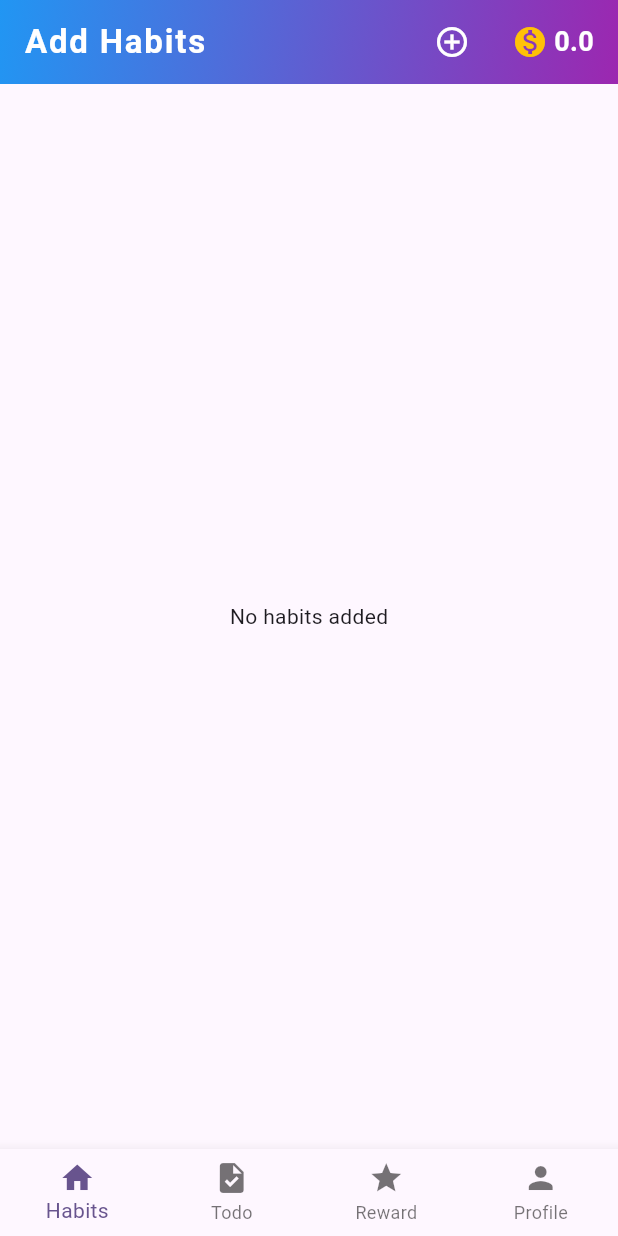
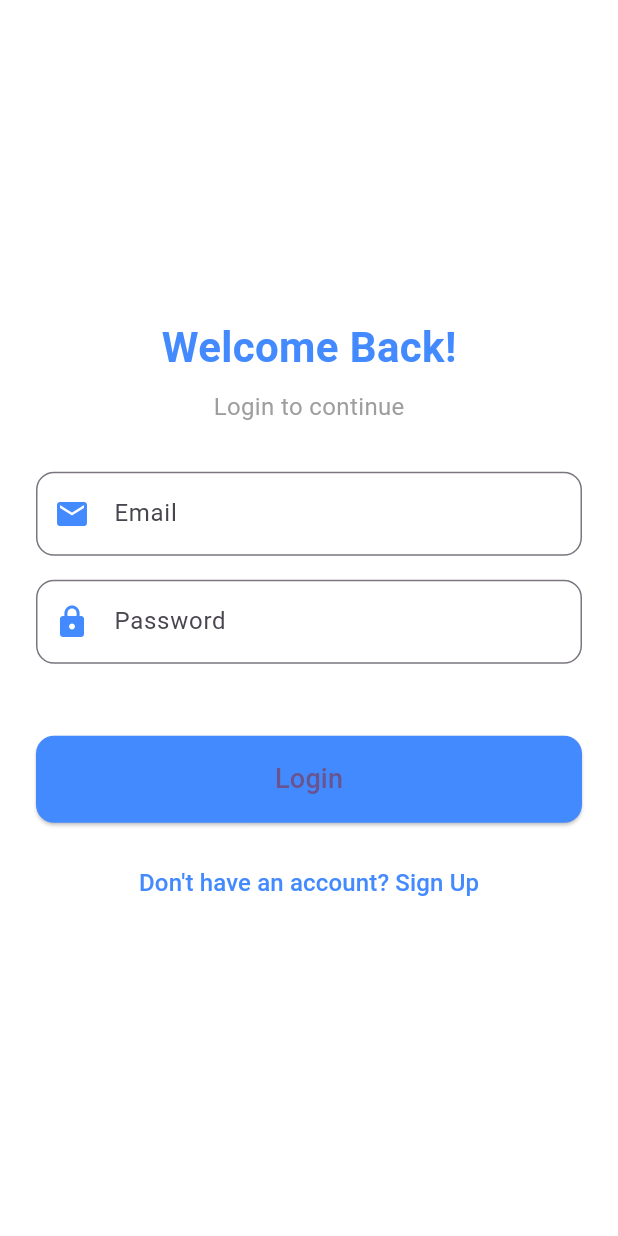
Before and after one commit to airsagnik/habitsprout, a Flutter app: the screen it shows after launch, on a phone screen of 412 x 824 dp. Run offline on Flutter 3.47's test engine with Material 3 defaults, Android fonts, the phone set to English and light mode, and no system bars; our stand-ins replace firebase_auth, firebase_core; accounts and stored records are empty.

Commit message:
added login functionality in the app using firebase

```diff
--- /dev/null
+++ b/devtools_options.yaml
@@ -0,0 +1,3 @@
+description: This file stores settings for Dart & Flutter DevTools.
+documentation: https://docs.flutter.dev/tools/devtools/extensions#configure-extension-enablement-states
+extensions:
--- /dev/null
+++ b/lib/core/task_manager/auth_manager.dart
@@ -0,0 +1,32 @@
+import 'dart:async';
+
+import 'package:flutter/cupertino.dart';
+import 'package:firebase_auth/firebase_auth.dart';
+
+class Authentication extends ChangeNotifier {
+  late final FirebaseAuth auth;
+  UserCredential? user;
+  User? userInfo;
+
+  Authentication() {
+    auth = FirebaseAuth.instance;
+    userInfo = auth.currentUser;
+  }
+
+  Future<void> login(String email, String password) async {
+    user =
+        await auth.signInWithEmailAndPassword(email: email, password: password);
+    userInfo = auth.currentUser;
+  }
+
+  Future<void> signUp(String email, String password) async {
+    user = await auth.createUserWithEmailAndPassword(
+        email: email, password: password);
+    userInfo = auth.currentUser;
+  }
+
+  Future<void> signOut() async {
+    await auth.signOut();
+    user = null;
+  }
+}
--- a/lib/main.dart
+++ b/lib/main.dart
@@ -1,14 +1,20 @@
+import 'package:firebase_auth/firebase_auth.dart';
+import 'package:firebase_core/firebase_core.dart';
 import 'package:flutter/material.dart';
 import 'package:habitsprout/add_task/todo_addition_form.dart';
 import 'package:habitsprout/add_task/widgets/empty_page_with_nav_bar.dart';
+import 'package:habitsprout/core/task_manager/auth_manager.dart';
 import 'package:habitsprout/core/task_manager/habit_manager.dart';
 import 'package:habitsprout/core/task_manager/reward_manager.dart';
 import 'package:habitsprout/core/task_manager/todo_manager.dart';
+import 'package:habitsprout/profile/login_signup.dart';
 import 'package:provider/provider.dart';
 
 import 'add_task/habit_addition_form.dart';
 
-void main() {
+void main() async {
+  WidgetsFlutterBinding.ensureInitialized();
+  await Firebase.initializeApp();
   runApp(const MyApp());
 }
 
@@ -23,6 +29,7 @@ class MyApp extends StatelessWidget {
         ChangeNotifierProvider<HabitManager>(create: (_) => HabitManager()),
         ChangeNotifierProvider<RewardManager>(create: (_) => RewardManager()),
         ChangeNotifierProvider<TodoManager>(create: (_) => TodoManager()),
+        ChangeNotifierProvider<Authentication>(create: (_) => Authentication()),
       ],
       child: MaterialApp(
         title: 'Flutter Demo',
@@ -30,12 +37,40 @@ class MyApp extends StatelessWidget {
           colorScheme: ColorScheme.fromSeed(seedColor: Colors.deepPurple),
           useMaterial3: true,
         ),
-        home: MainScreen(),
+        home: HomePage(),
         routes: {
           '/addhabit': (context) => HabitAdditionForm(),
-          '/addtodo': (context) => TodoAdditionForm()
+          '/addtodo': (context) => TodoAdditionForm(),
+          '/login' : (context) => AuthScreen(),
         },
       ),
     );
   }
 }
+
+class HomePage extends StatefulWidget {
+  const HomePage({super.key});
+
+  @override
+  State<HomePage> createState() => _HomePageState();
+}
+
+class _HomePageState extends State<HomePage> {
+  @override
+  Widget build(BuildContext context) {
+    return Scaffold(
+      body: StreamBuilder(
+        stream: FirebaseAuth.instance.authStateChanges(),
+        builder: (BuildContext context, AsyncSnapshot<User?> snapshot) {
+          if (snapshot.hasData &&
+              snapshot.data != null &&
+              snapshot.data!.uid.isNotEmpty) {
+            return MainScreen();
+          } else {
+            return AuthScreen();
+          }
+        },
+      ),
+    );
+  }
+}
--- /dev/null
+++ b/lib/profile/login_signup.dart
@@ -0,0 +1,192 @@
+import 'package:flutter/material.dart';
+import 'package:habitsprout/core/task_manager/auth_manager.dart';
+import 'package:provider/provider.dart';
+
+class AuthScreen extends StatefulWidget {
+  const AuthScreen({super.key});
+
+  @override
+  State<AuthScreen> createState() => _AuthScreenState();
+}
+
+class _AuthScreenState extends State<AuthScreen> {
+  bool isLogin = true; // Toggle between Login and Sign-Up
+
+  final TextEditingController emailController = TextEditingController();
+  final TextEditingController passwordController = TextEditingController();
+  final TextEditingController confirmPasswordController =
+      TextEditingController();
+  final _formKey = GlobalKey<FormState>();
+  ValueNotifier<bool> showLoader = ValueNotifier<bool>(false);
+
+  Future<void> onSubmit(Authentication auth) async {
+    if (_formKey.currentState?.validate() ?? false) {
+      showLoader.value = true;
+      try {
+        if (isLogin) {
+          await auth.login(emailController.text, passwordController.text);
+        } else {
+          await auth.signUp(emailController.text, passwordController.text);
+        }
+      } catch (error) {
+        throw Exception();
+      } finally {
+        showLoader.value = false;
+      }
+    }
+  }
+
+  @override
+  Widget build(BuildContext context) {
+    return Scaffold(
+      backgroundColor: Colors.white,
+      body: Center(
+        child: SingleChildScrollView(
+          child: Padding(
+            padding: const EdgeInsets.all(24.0),
+            child: Form(
+              key: _formKey,
+              child: Column(
+                mainAxisAlignment: MainAxisAlignment.center,
+                children: [
+                  // App Logo or Title
+                  Text(
+                    isLogin ? "Welcome Back!" : "Create Account",
+                    style: TextStyle(
+                      fontSize: 28,
+                      fontWeight: FontWeight.bold,
+                      color: Colors.blueAccent,
+                    ),
+                  ),
+                  SizedBox(height: 8),
+                  Text(
+                    isLogin ? "Login to continue" : "Sign up to get started",
+                    style: TextStyle(
+                      fontSize: 16,
+                      color: Colors.grey,
+                    ),
+                  ),
+                  SizedBox(height: 32),
+                  // Email TextField
+                  TextFormField(
+                    validator: (val) {
+                      if (val == null) {
+                        return 'email should not be empty';
+                      }
+                      if (!val.contains("@")) {
+                        return 'not valid email';
+                      }
+                      return null;
+                    },
+                    controller: emailController,
+                    decoration: InputDecoration(
+                      prefixIcon: Icon(Icons.email, color: Colors.blueAccent),
+                      labelText: "Email",
+                      border: OutlineInputBorder(
+                        borderRadius: BorderRadius.circular(12.0),
+                      ),
+                    ),
+                    keyboardType: TextInputType.emailAddress,
+                  ),
+                  SizedBox(height: 16),
+                  // Password TextField
+                  TextFormField(
+                    controller: passwordController,
+                    decoration: InputDecoration(
+                      prefixIcon: Icon(Icons.lock, color: Colors.blueAccent),
+                      labelText: "Password",
+                      border: OutlineInputBorder(
+                        borderRadius: BorderRadius.circular(12.0),
+                      ),
+                    ),
+                    obscureText: true,
+                  ),
+                  SizedBox(height: isLogin ? 16 : 16),
+                  // Confirm Password TextField (for Sign-Up)
+                  if (!isLogin)
+                    TextFormField(
+                      validator: (val) {
+                        if (isLogin) {
+                          return null;
+                        }
+                        if (val == null) {
+                          return 'confirm password cannot be empty';
+                        }
+
+                        if (val != passwordController.text) {
+                          return 'does not match with password';
+                        }
+                        return null;
+                      },
+                      controller: confirmPasswordController,
+                      decoration: InputDecoration(
+                        prefixIcon: Icon(Icons.lock, color: Colors.blueAccent),
+                        labelText: "Confirm Password",
+                        border: OutlineInputBorder(
+                          borderRadius: BorderRadius.circular(12.0),
+                        ),
+                      ),
+                      obscureText: true,
+                    ),
+                  SizedBox(height: 32),
+                  // Login or Sign-Up Button
+                  SizedBox(
+                    width: double.infinity,
+                    child: ElevatedButton(
+                      onPressed: () {
+                        // Handle Login or Sign-Up
+                        final auth =
+                            Provider.of<Authentication>(context, listen: false);
+                        onSubmit(auth);
+                      },
+                      style: ElevatedButton.styleFrom(
+                        padding: EdgeInsets.symmetric(vertical: 16),
+                        backgroundColor: Colors.blueAccent,
+                        shape: RoundedRectangleBorder(
+                          borderRadius: BorderRadius.circular(12),
+                        ),
+                      ),
+                      child: Text(
+                        isLogin ? "Login" : "Sign Up",
+                        style: TextStyle(fontSize: 18),
+                      ),
+                    ),
+                  ),
+                  SizedBox(height: 16),
+                  // Toggle Between Login and Sign-Up
+                  TextButton(
+                    onPressed: () {
+                      setState(() {
+                        isLogin = !isLogin;
+                      });
+                    },
+                    child: Text(
+                      isLogin
+                          ? "Don't have an account? Sign Up"
+                          : "Already have an account? Login",
+                      style: TextStyle(
+                        color: Colors.blueAccent,
+                        fontSize: 16,
+                        fontWeight: FontWeight.w500,
+                      ),
+                    ),
+                  ),
+                  ValueListenableBuilder(
+                    valueListenable: showLoader,
+                    builder: (context, data, child) => data
+                        ? SizedBox(
+                            height: 50,
+                            width: 50,
+                            child: CircularProgressIndicator(),
+                          )
+                        : SizedBox.shrink(),
+                  )
+                ],
+              ),
+            ),
+          ),
+        ),
+      ),
+    );
+  }
+}
--- a/pubspec.yaml
+++ b/pubspec.yaml
@@ -31,6 +31,8 @@ dependencies:
   flutter:
     sdk: flutter
   provider: ^6.1.2
+  firebase_auth: ^5.3.4
+  firebase_core: ^3.9.0
 
   # The following adds the Cupertino Icons font to your application.
   # Use with the CupertinoIcons class for iOS style icons.
```
Also changed, not shown: lib/add_task/widgets/empty_page_with_nav_bar.dart (+4 -13 lines), lib/profile/profile_screen.dart (+9 -1 lines), pubspec.lock, 6 other files.
